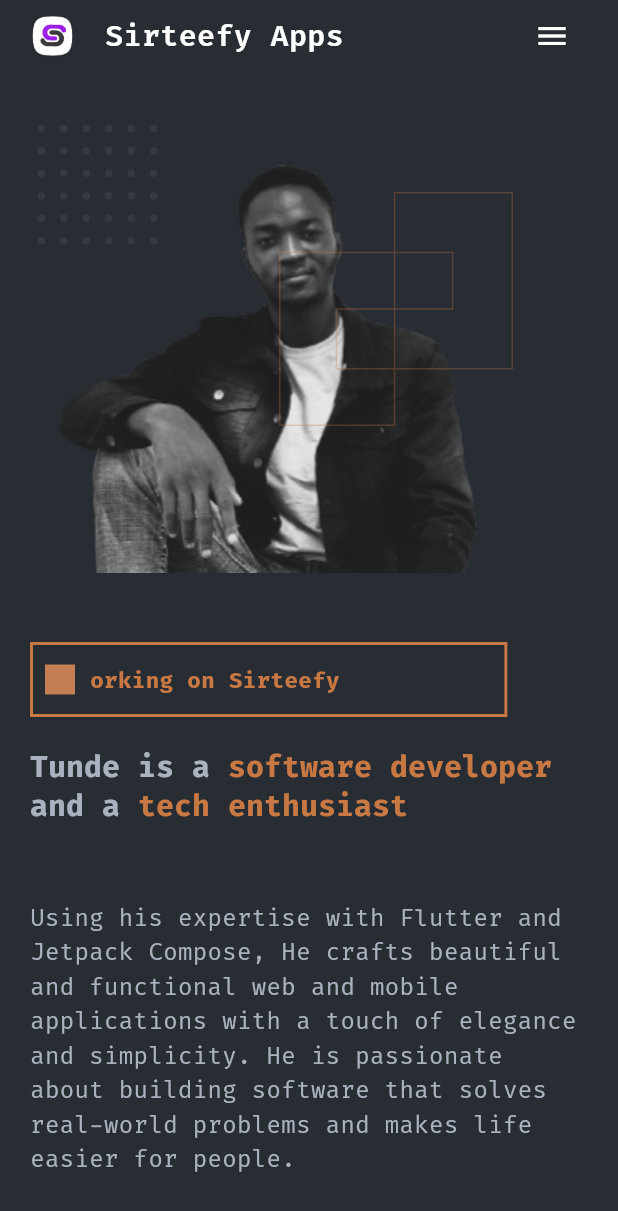
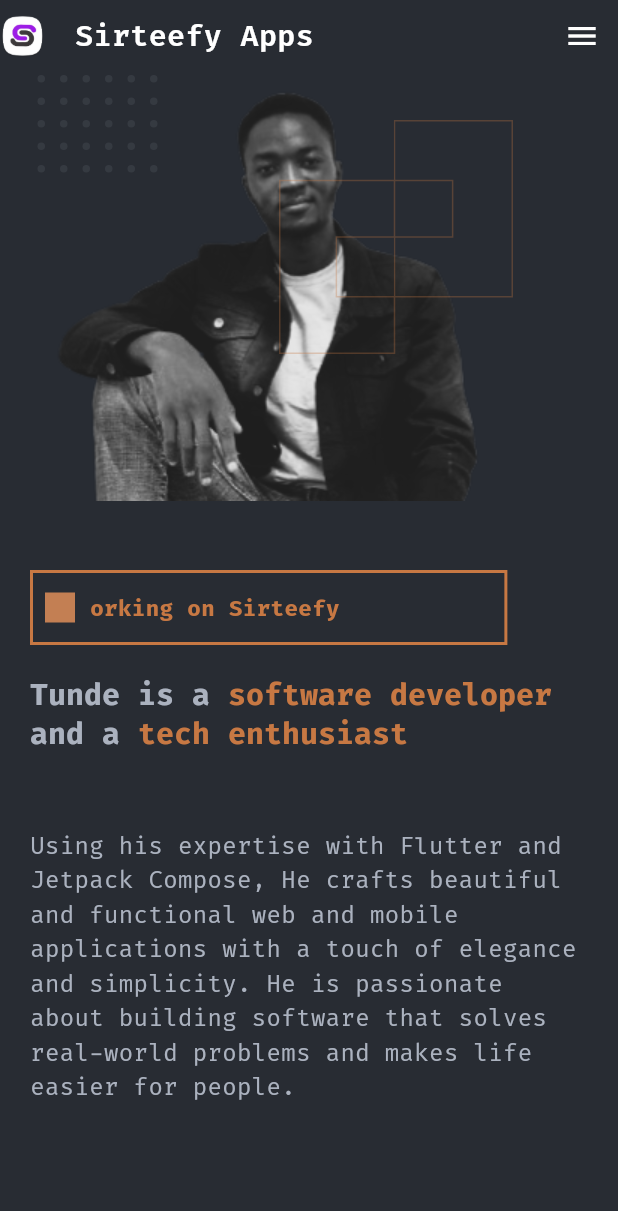
Before and after one commit to Teewhydot/sirteefy, a Flutter app: the screen it shows after launch, on a phone screen of 412 x 824 dp. Shown: the top 1211 px of the screen. Run offline on Flutter 3.47's test engine with Material 3 defaults, Android fonts, the phone set to English and light mode, and no system bars; our stand-ins replace flutter_svg, ionicons, responsive_framework.

Commit message:
Implemented my own version of sticky header using stack and positioned

```diff
--- a/lib/sirteefy/presentation/pages/sirteefy_home.dart
+++ b/lib/sirteefy/presentation/pages/sirteefy_home.dart
@@ -25,104 +25,13 @@ class _SirteefyHomeState extends State<SirteefyHome> {
     return Scaffold(
       backgroundColor: primaryColor,
       body: SafeArea(
-        // child: CustomScrollView(
-        //   slivers: [
-        //     const SliverAppBar(
-        //       pinned: true,
-        //       backgroundColor: primaryColor,
-        //       flexibleSpace: Header(),
-        //     ),
-        //     SliverList(
-        //       delegate: SliverChildListDelegate(
-        //         [
-        //           verticalSpace(30),
-        //           const Padding(
-        //             padding: EdgeInsets.all(10.0),
-        //             child: HeaderBanner(),
-        //           ),
-        //           verticalSpace(100),
-        //           const Padding(
-        //             padding: EdgeInsets.all(10.0),
-        //             child: StupidQuote(),
-        //           ),
-        //           Padding(
-        //             padding: const EdgeInsets.all(10.0),
-        //             child: verticalSpace(100),
-        //           ),
-        //           const Padding(
-        //             padding: EdgeInsets.all(10.0),
-        //             child: SectionHeader(
-        //               title: 'Projects',
-        //             ),
-        //           ),
-        //           verticalSpace(30),
-        //           const Padding(
-        //             padding: EdgeInsets.all(10.0),
-        //             child: Projects(),
-        //           ),
-        //           verticalSpace(100),
-        //           const Padding(
-        //             padding: EdgeInsets.all(10.0),
-        //             child: SectionHeader(
-        //               title: 'Skills',
-        //               rightSection: false,
-        //             ),
-        //           ),
-        //           verticalSpace(30),
-        //           const Padding(
-        //             padding: EdgeInsets.all(10.0),
-        //             child: MySkills(),
-        //           ),
-        //           verticalSpace(100),
-        //           const Padding(
-        //             padding: EdgeInsets.all(10.0),
-        //             child: SectionHeader(
-        //               title: 'About Me',
-        //               rightSection: false,
-        //             ),
-        //           ),
-        //           verticalSpace(30),
-        //           const Padding(
-        //             padding: EdgeInsets.all(10.0),
-        //             child: AboutMe(),
-        //           ),
-        //           verticalSpace(100),
-        //           const Padding(
-        //             padding: EdgeInsets.all(10.0),
-        //             child: SectionHeader(
-        //               title: 'Contact',
-        //               rightSection: false,
-        //             ),
-        //           ),
-        //           verticalSpace(30),
-        //           const Padding(
-        //             padding: EdgeInsets.all(10.0),
-        //             child: Contact(),
-        //           ),
-        //           verticalSpace(100),
-        //           const Padding(
-        //             padding: EdgeInsets.all(10.0),
-        //             child: Divider(
-        //               color: textColorGray,
-        //               height: 4,
-        //             ),
-        //           ),
-        //           verticalSpace(30),
-        //           const Padding(
-        //             padding: EdgeInsets.all(10.0),
-        //             child: Footer(),
-        //           ),
-        //           verticalSpace(30),
-        //         ],
-        //       ),
-        //     )          ],
-        // ),
-        child: SingleChildScrollView(
+        child: Stack(
+          children: [
+            SingleChildScrollView(
               child: Padding(
                 padding: const EdgeInsets.only(left: 20.0, right: 20.0),
                 child: Column(
                   children: [
-                const Header(),
                     verticalSpace(30),
                     const HeaderBanner(),
                     verticalSpace(100),
@@ -169,6 +78,10 @@ class _SirteefyHomeState extends State<SirteefyHome> {
                 ),
               ),
             ),
+            const Positioned(top: 0,left: 0,right: 0, child: Header()),
+
+          ],
+        ),
       ),
     );
   }
```
Lines whose indentation alone changed are shown as unchanged.
